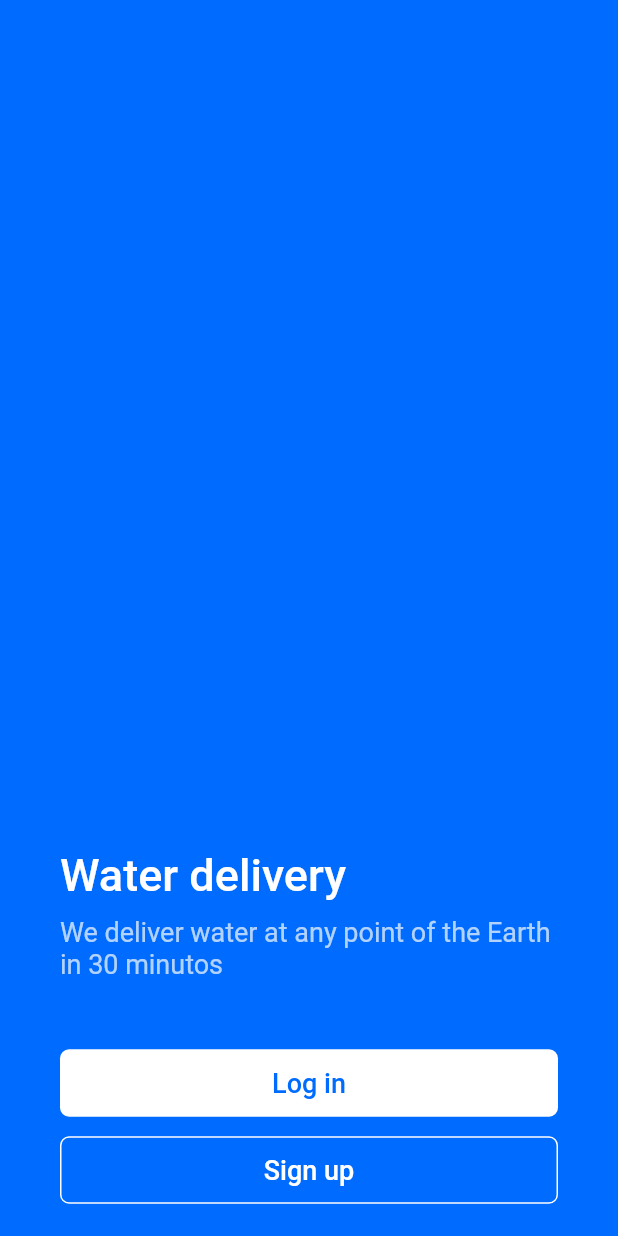
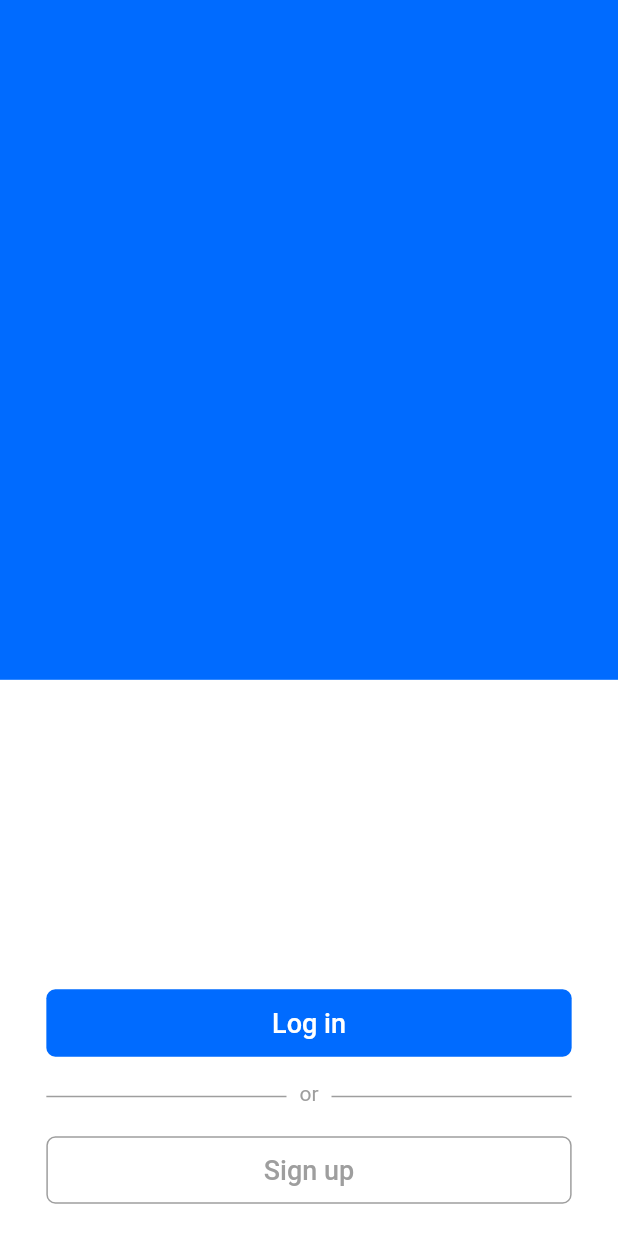
Before and after one commit to FKSAxell/login_water, a Flutter app: the screen it shows after launch, on a phone screen of 412 x 824 dp. Run offline on Flutter 3.47's test engine with Material 2 defaults, Android fonts, the light colour scheme and no system bars.

Commit message:
inicio de Login page

```diff
--- a/lib/pages/initial_page.dart
+++ b/lib/pages/initial_page.dart
@@ -1,4 +1,5 @@
 import 'package:flutter/material.dart';
+import 'package:login_water/widgets/custom_button_widget.dart';
 
 class InitialPage extends StatelessWidget {
   @override
@@ -50,39 +51,22 @@ class InitialPage extends StatelessWidget {
                   ),
                 ),
               ),
-              MaterialButton(
-                splashColor: Colors.transparent,
+              CustomButton(
+                text: 'Log in',
+                textColor: Color(0xff006bff),
                 color: Colors.white,
-                minWidth: size.width - 80,
-                height: 45,
-                elevation: 0,
-                shape: RoundedRectangleBorder(
-                  borderRadius: new BorderRadius.circular(6),
-                ),
-                child: Text(
-                  'Log in',
-                  style: TextStyle(color: Color(0xff006bff), fontSize: 18),
-                ),
                 onPressed: () {},
+                side: BorderSide.none,
               ),
               SizedBox(
                 height: 10,
               ),
-              MaterialButton(
-                splashColor: Colors.transparent,
+              CustomButton(
+                text: 'Sign up',
+                textColor: Colors.white,
                 color: Color(0xff006bff),
-                minWidth: size.width - 80,
-                height: 45,
-                elevation: 0,
-                shape: RoundedRectangleBorder(
-                  borderRadius: new BorderRadius.circular(6),
-                  side: BorderSide(color: Colors.white),
-                ),
-                child: Text(
-                  'Sign up',
-                  style: TextStyle(color: Colors.white, fontSize: 18),
-                ),
                 onPressed: () {},
+                side: BorderSide(color: Colors.white),
               ),
               SizedBox(
                 height: 20,
--- a/lib/pages/login_page.dart
+++ b/lib/pages/login_page.dart
@@ -1,4 +1,5 @@
 import 'package:flutter/material.dart';
+import 'package:login_water/widgets/custom_button_widget.dart';
 
 class LoginPage extends StatelessWidget {
   @override
@@ -13,73 +14,51 @@ class LoginPage extends StatelessWidget {
             height: double.infinity,
             width: double.infinity,
           ),
+          Positioned(
+            child: Container(
+              width: double.infinity,
+              height: size.height * 0.45,
+              color: Colors.white,
+            ),
+          ),
           Column(
             mainAxisSize: MainAxisSize.min,
             children: [
-              Container(
-                padding: EdgeInsets.only(
-                  right: 40,
-                  left: 40,
-                  bottom: 10,
-                ),
-                alignment: Alignment.centerLeft,
-                child: Text(
-                  'Water delivery',
-                  style: TextStyle(
+              CustomButton(
+                text: 'Log in',
+                textColor: Colors.white,
+                color: Color(0xff006bff),
+                onPressed: () {},
+                side: BorderSide.none,
+              ),
+              Stack(
+                alignment: Alignment.center,
+                children: [
+                  Divider(
+                    indent: size.width * 0.075,
+                    endIndent: size.width * 0.075,
+                    thickness: 1,
+                    color: Colors.grey,
+                    height: 50,
+                  ),
+                  Container(
+                    alignment: Alignment.topCenter,
+                    height: 20,
+                    width: 30,
                     color: Colors.white,
-                    fontSize: 30,
-                    fontWeight: FontWeight.w500,
-                  ),
-                ),
+                    child: Text(
+                      "or",
+                      style: TextStyle(color: Colors.grey),
+                    ),
+                  )
+                ],
               ),
-              Container(
-                padding: EdgeInsets.only(
-                  right: 40,
-                  left: 40,
-                  bottom: 45,
-                ),
-                alignment: Alignment.centerLeft,
-                child: Text(
-                  'We deliver water at any point of the Earth in 30 minutos',
-                  style: TextStyle(
-                    color: Colors.white70,
-                    fontSize: 18,
-                  ),
-                ),
-              ),
-              MaterialButton(
-                splashColor: Colors.transparent,
+              CustomButton(
+                text: 'Sign up',
+                textColor: Colors.grey,
                 color: Colors.white,
-                minWidth: size.width - 80,
-                height: 45,
-                elevation: 0,
-                shape: RoundedRectangleBorder(
-                  borderRadius: new BorderRadius.circular(6),
-                ),
-                child: Text(
-                  'Log in',
-                  style: TextStyle(color: Color(0xff006bff), fontSize: 18),
-                ),
                 onPressed: () {},
-              ),
-              SizedBox(
-                height: 10,
-              ),
-              MaterialButton(
-                splashColor: Colors.transparent,
-                color: Color(0xff006bff),
-                minWidth: size.width - 80,
-                height: 45,
-                elevation: 0,
-                shape: RoundedRectangleBorder(
-                  borderRadius: new BorderRadius.circular(6),
-                  side: BorderSide(color: Colors.white),
-                ),
-                child: Text(
-                  'Sign up',
-                  style: TextStyle(color: Colors.white, fontSize: 18),
-                ),
-                onPressed: () {},
+                side: BorderSide(color: Colors.grey),
               ),
               SizedBox(
                 height: 20,
--- /dev/null
+++ b/lib/widgets/custom_button_widget.dart
@@ -0,0 +1,38 @@
+import 'package:flutter/material.dart';
+
+class CustomButton extends StatelessWidget {
+  final String text;
+  final Function() onPressed;
+  final Color color;
+  final Color textColor;
+  final BorderSide side;
+
+  const CustomButton({
+    Key? key,
+    required this.text,
+    required this.textColor,
+    required this.color,
+    required this.onPressed,
+    required this.side,
+  }) : super(key: key);
+  @override
+  Widget build(BuildContext context) {
+    final size = MediaQuery.of(context).size;
+    return MaterialButton(
+      splashColor: Colors.transparent,
+      color: this.color,
+      minWidth: size.width * 0.85,
+      height: 45,
+      elevation: 0,
+      shape: RoundedRectangleBorder(
+        borderRadius: new BorderRadius.circular(6),
+        side: this.side,
+      ),
+      child: Text(
+        this.text,
+        style: TextStyle(color: this.textColor, fontSize: 18),
+      ),
+      onPressed: this.onPressed,
+    );
+  }
+}
```
